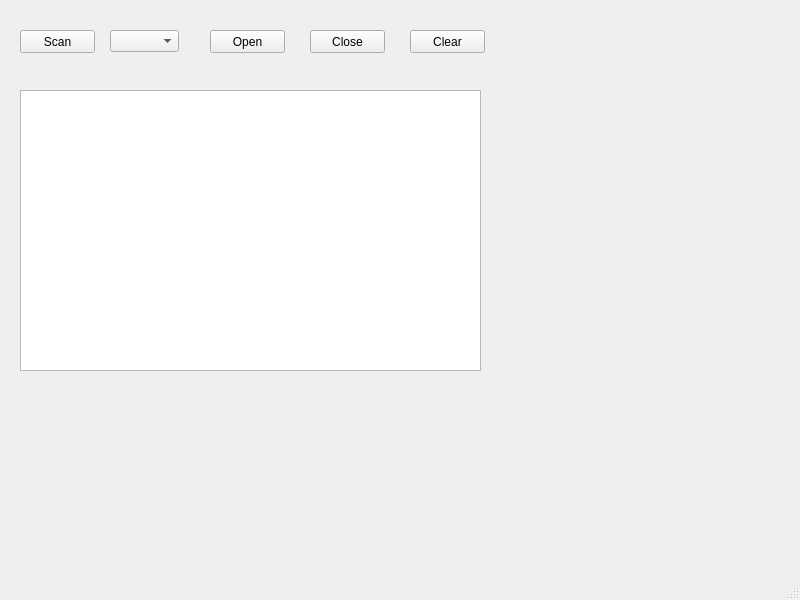
This is mainwindow.ui in uborfly/uart as Qt 5 draws it before an edit. The edited form follows.
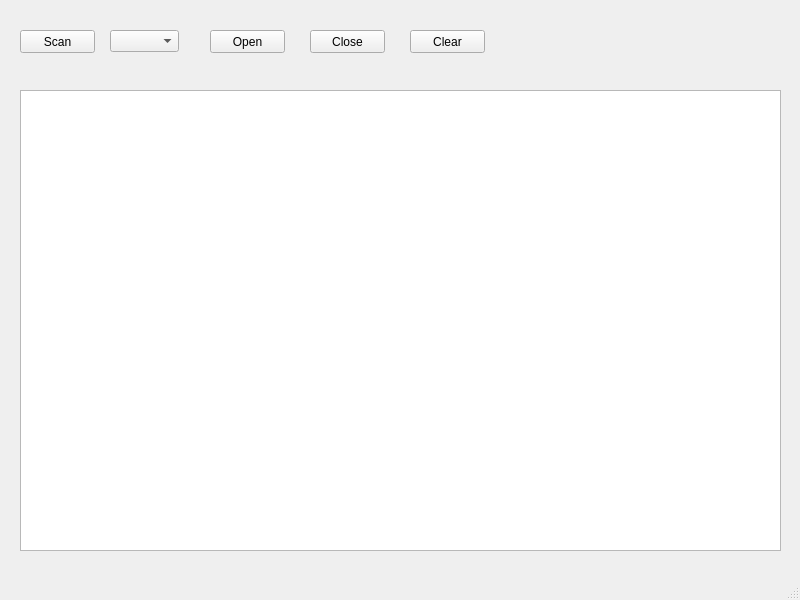
This is the edited form.

```diff
--- a/mainwindow.ui
+++ b/mainwindow.ui
@@ -68,8 +68,8 @@
      <rect>
       <x>20</x>
       <y>90</y>
-      <width>461</width>
-      <height>281</height>
+      <width>761</width>
+      <height>461</height>
      </rect>
     </property>
    </widget>
```
